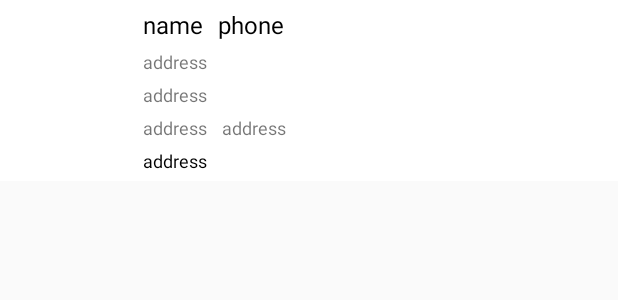
After one commit to Kynguyen-IT/3hkt, an Android app: the layout list_item_order_admin.xml on its own in the app's theme, with its tools: preview values and no code run, on a phone screen of 412 x 824 dp. The commit adds this screen. Shown: the top 300 px of the screen. Run offline under Robolectric (Android 15) with nearby library versions, the phone set to English and light mode, and no system bars.

Commit message:
processed order admin

```diff
--- a/app/src/main/java/com/kynguyen/shop_3hkt/CheckoutOrder.java
+++ b/app/src/main/java/com/kynguyen/shop_3hkt/CheckoutOrder.java
@@ -101,8 +101,10 @@ public class CheckoutOrder extends AppCompatActivity {
         .child("Products").setValue(carts);
 
     HashMap<String,Object> data = new HashMap<>();
+    data.put("orderId", idOrder);
     data.put("name", Prevalent.currentOnLineUsers.getDisplayName());
     data.put("phone",Prevalent.currentOnLineUsers.getPhone());
+    data.put("image",Prevalent.currentOnLineUsers.getPhotoUrl());
     data.put("status", "pending");
     data.put("dateTime",time +" "+ date);
     data.put("address",addressUser);
--- a/app/src/main/java/com/kynguyen/shop_3hkt/SignInActivity.java
+++ b/app/src/main/java/com/kynguyen/shop_3hkt/SignInActivity.java
@@ -205,7 +205,7 @@ public class SignInActivity extends AppCompatActivity {
             userdata.put("phone", "");
             userdata.put("photoUrl", image);
             HashMap<String, Object> roledata = new HashMap<>();
-            roledata.put("admin", false);
+            roledata.put("admin", true);
             roledata.put("member", true);
             mDatabase = FirebaseDatabase.getInstance().getReference();
             mDatabase.child("users").child(Uid).setValue(userdata).addOnFailureListener(new OnFailureListener() {
--- /dev/null
+++ b/app/src/main/res/layout/list_item_order_admin.xml
@@ -0,0 +1,109 @@
+<?xml version="1.0" encoding="utf-8"?>
+<RelativeLayout
+    xmlns:android="http://schemas.android.com/apk/res/android" android:layout_width="match_parent"
+    android:layout_height="match_parent">
+
+    <RelativeLayout
+        android:layout_width="match_parent"
+        android:layout_height="wrap_content"
+        android:padding="5dp"
+        android:background="@color/white"
+        >
+        <ImageView
+            android:id="@+id/image_user_order"
+            android:layout_width="80dp"
+            android:layout_height="80dp"
+            android:layout_marginRight="10dp"
+            android:layout_centerVertical="true"
+            ></ImageView>
+
+        <RelativeLayout
+            android:id="@+id/content_user_order"
+            android:layout_width="match_parent"
+            android:layout_height="wrap_content"
+            android:layout_toRightOf="@+id/image_user_order"
+            android:layout_centerVertical="true"
+            >
+
+            <TextView
+                android:id="@+id/name_user_order"
+                android:layout_width="wrap_content"
+                android:layout_height="wrap_content"
+                android:text="name"
+                android:textSize="16dp"
+                android:textColor="#000"
+                ></TextView>
+
+            <TextView
+                android:id="@+id/phone_Order"
+                android:layout_width="wrap_content"
+                android:layout_height="wrap_content"
+                android:layout_toRightOf="@+id/name_user_order"
+                android:textSize="16dp"
+                android:layout_marginLeft="10dp"
+                android:text="phone"
+                android:textColor="#000"
+                ></TextView>
+
+            <TextView
+                android:id="@+id/address_user_order"
+                android:layout_width="wrap_content"
+                android:layout_height="wrap_content"
+                android:layout_below="@+id/name_user_order"
+                android:text="address"
+                android:layout_marginTop="5dp"
+                android:textSize="12dp"
+                android:maxLines="1"
+                ></TextView>
+
+            <TextView
+                android:id="@+id/date_time_user_order"
+                android:layout_width="wrap_content"
+                android:layout_height="wrap_content"
+                android:layout_below="@+id/address_user_order"
+                android:text="address"
+                android:layout_marginTop="5dp"
+                android:textSize="12dp"
+                android:maxLines="1"
+                ></TextView>
+
+            <TextView
+                android:id="@+id/item_user_order"
+                android:layout_width="wrap_content"
+                android:layout_height="wrap_content"
+                android:layout_below="@+id/date_time_user_order"
+                android:text="address"
+                android:layout_marginTop="5dp"
+                android:textSize="12dp"
+                android:maxLines="1"
+                ></TextView>
+
+            <TextView
+                android:id="@+id/total_user_order"
+                android:layout_width="wrap_content"
+                android:layout_height="wrap_content"
+                android:layout_toRightOf="@+id/item_user_order"
+                android:layout_below="@+id/date_time_user_order"
+                android:text="address"
+                android:layout_marginTop="5dp"
+                android:layout_marginLeft="10dp"
+                android:textSize="12dp"
+                android:maxLines="1"
+                ></TextView>
+
+            <TextView
+                android:id="@+id/status_user_order"
+                android:layout_width="wrap_content"
+                android:layout_height="wrap_content"
+                android:layout_below="@+id/item_user_order"
+                android:text="address"
+                android:layout_marginTop="5dp"
+                android:layout_marginRight="5dp"
+                android:textSize="12dp"
+                android:maxLines="1"
+                android:textColor="#000"
+                ></TextView>
+        </RelativeLayout>
+    </RelativeLayout>
+
+</RelativeLayout>
```
Also changed, not shown: app/src/main/java/com/kynguyen/shop_3hkt/Model/Orders.java (added, +95 -0 lines), app/src/main/java/com/kynguyen/shop_3hkt/ViewHolder/ShowOrderAdminViewHolder.java (added, +37 -0 lines), app/src/main/java/com/kynguyen/shop_3hkt/admin/AdminActivity.java (+8 -0 lines), app/src/main/java/com/kynguyen/shop_3hkt/admin/Orders/AdminOrderActivity.java (+100 -1 lines), app/src/main/res/layout/activity_admin_order.xml (+45 -2 lines).
